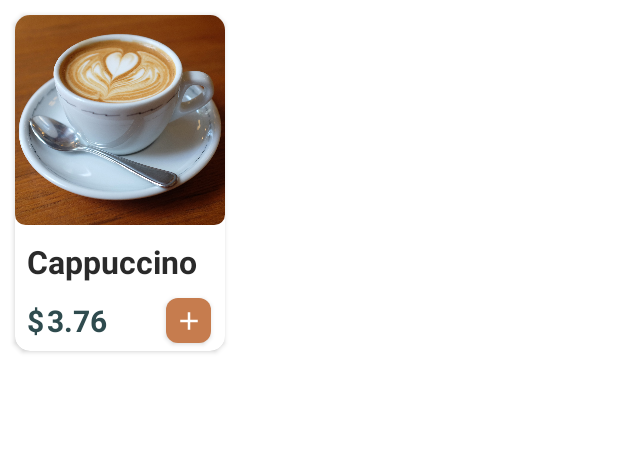
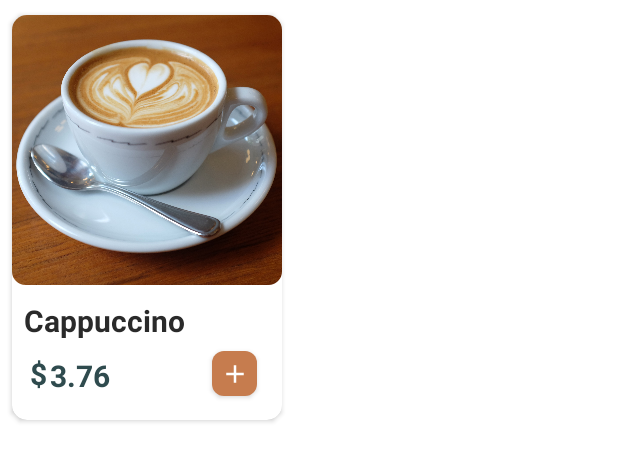
Before and after one commit to natiqhaciyef/CoffeeShop, an Android app: the layout recycler_coffee_row.xml on its own in the app's theme, with its tools: preview values and no code run, on a phone screen of 412 x 824 dp. Shown: the top 461 px of the screen. Run offline under Robolectric (Android 15) with nearby library versions, the phone set to English and light mode, and no system bars; Roboto replaces fonts that are not available here.

```diff
--- a/app/build.gradle
+++ b/app/build.gradle
@@ -90,5 +90,4 @@ dependencies {
     implementation "androidx.room:room-runtime:2.5.0"
     kapt "androidx.room:room-compiler:2.5.0"
     implementation "androidx.room:room-ktx:2.5.0"
-
 }
--- a/app/src/main/java/com/natiqhaciyef/coffeshop/data/model/CoffeeModel.kt
+++ b/app/src/main/java/com/natiqhaciyef/coffeshop/data/model/CoffeeModel.kt
@@ -3,6 +3,7 @@ package com.natiqhaciyef.coffeshop.data.model
 data class CoffeeModel(
     var id: Int,
     var name: String,
+    var image:String,
     var price: Double,
     var size: String,
     var rating: Double
--- a/app/src/main/java/com/natiqhaciyef/coffeshop/ui/adapter/CoffeeAdapter.kt
+++ b/app/src/main/java/com/natiqhaciyef/coffeshop/ui/adapter/CoffeeAdapter.kt
@@ -4,6 +4,7 @@ import android.content.Context
 import android.view.LayoutInflater
 import android.view.ViewGroup
 import androidx.recyclerview.widget.RecyclerView
+import com.bumptech.glide.Glide
 import com.natiqhaciyef.coffeshop.data.model.CoffeeModel
 import com.natiqhaciyef.coffeshop.databinding.RecyclerCoffeeRowBinding
 
@@ -20,6 +21,10 @@ class CoffeeAdapter(val list: List<CoffeeModel>, val  mContext: Context):
     override fun onBindViewHolder(holder: CoffeeHolder, position: Int) {
         val view = holder.binding
         val coffee = list[position]
+
+        Glide.with(mContext).load(coffee.image).into(view.coffeeImage)
+        view.coffeeNameText.text = coffee.name
+        view.coffeePriceText.text = "%.2f".format(coffee.price)
     }
 
     override fun getItemCount(): Int = list.size
--- a/app/src/main/res/layout/recycler_category_row.xml
+++ b/app/src/main/res/layout/recycler_category_row.xml
@@ -9,6 +9,7 @@
     >
 
     <androidx.constraintlayout.widget.ConstraintLayout
+        android:id="@+id/constraintViewCategory"
         android:layout_width="match_parent"
         android:layout_height="match_parent"
         android:padding="5dp">
@@ -21,6 +22,7 @@
             android:gravity="center"
             android:textStyle="bold"
             android:textSize="18sp"
+            android:textColor="@color/dark_cool_green"
             app:layout_constraintTop_toTopOf="parent"
             app:layout_constraintStart_toStartOf="parent"
             app:layout_constraintEnd_toEndOf="parent"
--- a/app/src/main/res/layout/recycler_coffee_row.xml
+++ b/app/src/main/res/layout/recycler_coffee_row.xml
@@ -1,10 +1,13 @@
 <?xml version="1.0" encoding="utf-8"?>
 <androidx.cardview.widget.CardView xmlns:android="http://schemas.android.com/apk/res/android"
     xmlns:tools="http://schemas.android.com/tools"
-    android:layout_width="140dp"
-    android:layout_height="wrap_content"
+    android:layout_width="180dp"
+    android:layout_height="270dp"
     xmlns:app="http://schemas.android.com/apk/res-auto"
-    android:layout_margin="10dp"
+    android:layout_marginStart="8dp"
+    android:layout_marginTop="10dp"
+    android:layout_marginEnd="2dp"
+    android:layout_marginBottom="5dp"
     app:cardCornerRadius="10dp"
     >
 
@@ -14,8 +17,8 @@
 
         <com.google.android.material.imageview.ShapeableImageView
             android:id="@+id/coffeeImage"
-            android:layout_width="140dp"
-            android:layout_height="140dp"
+            android:layout_width="180dp"
+            android:layout_height="180dp"
             android:src="@drawable/cappuccino"
             android:scaleType="centerCrop"
             app:layout_constraintTop_toTopOf="parent"
@@ -27,14 +30,14 @@
         <TextView
             android:id="@+id/coffeeNameText"
             android:layout_width="match_parent"
-            android:layout_height="wrap_content"
+            android:layout_height="25dp"
             android:layout_marginHorizontal="8dp"
             android:layout_marginTop="10dp"
             android:fontFamily="@font/courgette"
             android:gravity="start|center_vertical"
             android:text="Cappuccino"
             android:textColor="@color/extra_light_black_1"
-            android:textSize="21sp"
+            android:textSize="20sp"
             android:textStyle="bold"
             app:layout_constraintEnd_toEndOf="parent"
             app:layout_constraintStart_toStartOf="parent"
@@ -45,13 +48,14 @@
             android:id="@+id/dollarIcon"
             android:layout_width="wrap_content"
             android:layout_height="wrap_content"
-            android:layout_marginStart="8dp"
-            android:layout_marginTop="9dp"
+            android:layout_marginStart="12dp"
+
             android:layout_marginBottom="5dp"
             android:text="$"
             android:textColor="@color/dark_cool_green"
             android:textSize="20sp"
             android:textStyle="bold"
+            app:layout_constraintVertical_bias="0.45"
             app:layout_constraintBottom_toBottomOf="parent"
             app:layout_constraintStart_toStartOf="parent"
             app:layout_constraintTop_toBottomOf="@id/coffeeNameText" />
@@ -61,7 +65,7 @@
             android:layout_width="70dp"
             android:layout_height="wrap_content"
             android:layout_marginStart="2dp"
-            android:layout_marginTop="10dp"
+
             android:layout_marginBottom="5dp"
             android:fontFamily="@font/sanchez_italic"
             android:text="3.76"
@@ -77,15 +81,14 @@
             android:id="@+id/addToCartButton"
             android:layout_width="30dp"
             android:layout_height="30dp"
-            android:layout_marginTop="10dp"
             android:layout_marginBottom="5dp"
             android:background="@drawable/custom_button_background"
             app:layout_constraintBottom_toBottomOf="parent"
             app:layout_constraintEnd_toEndOf="parent"
-            app:layout_constraintHorizontal_bias="0.5"
+            app:layout_constraintHorizontal_bias="0.7"
             app:layout_constraintStart_toEndOf="@+id/coffeePriceText"
             app:layout_constraintTop_toBottomOf="@+id/coffeeNameText"
-            app:layout_constraintVertical_bias="0.0"
+            app:layout_constraintVertical_bias="0.45"
             tools:ignore="SpeakableTextPresentCheck,TouchTargetSizeCheck" />
 
 
```
Also changed, not shown: app/src/main/java/com/natiqhaciyef/coffeshop/data/model/Categories.kt (added, +11 -0 lines), app/src/main/java/com/natiqhaciyef/coffeshop/ui/adapter/CategoryAdapter.kt (+23 -0 lines), app/src/main/java/com/natiqhaciyef/coffeshop/ui/adapter/behavior/CategoryClickListener.kt (added, +7 -0 lines), app/src/main/java/com/natiqhaciyef/coffeshop/ui/view/HomeFragment.kt (+56 -6 lines), app/src/main/res/layout/fragment_home.xml (+24 -25 lines).
